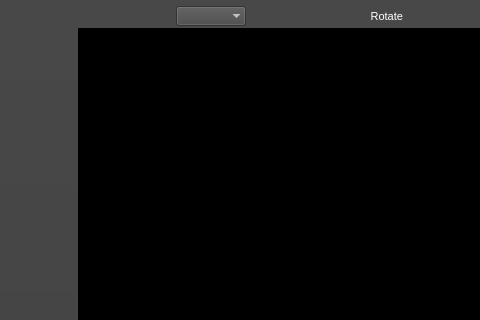
Old version of the form ground/src/plugins/opmap/opmap_widget.ui in the repository openpilot/OpenPilot; both pictures show x 0 to 480 and y 0 to 320 of the 704 by 475 pixel window.
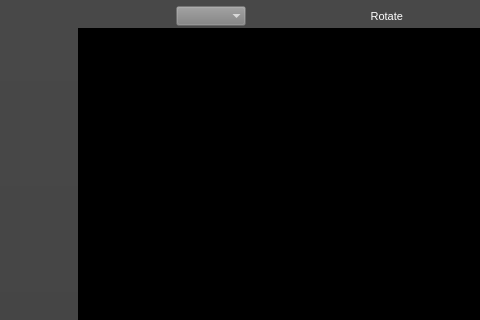
New version of the form. Icons and pictures are not drawn.

Commit message: Added functionality to some user control buttons on the new map plug-in

Patch:
```diff
--- a/ground/src/plugins/opmap/opmap_widget.ui
+++ b/ground/src/plugins/opmap/opmap_widget.ui
@@ -247,7 +247,8 @@
              <bool>false</bool>
             </property>
             <property name="styleSheet">
-             <string notr="true">color: rgb(255, 255, 255);
+             <string notr="true">background-color: rgba(128, 128, 128, 0);
+color: rgb(255, 255, 255);
 </string>
             </property>
             <property name="maxVisibleItems">
```
Left out of the diff: 14 changed lines with no effect on the pictures. The commit also changes 2 other files.
